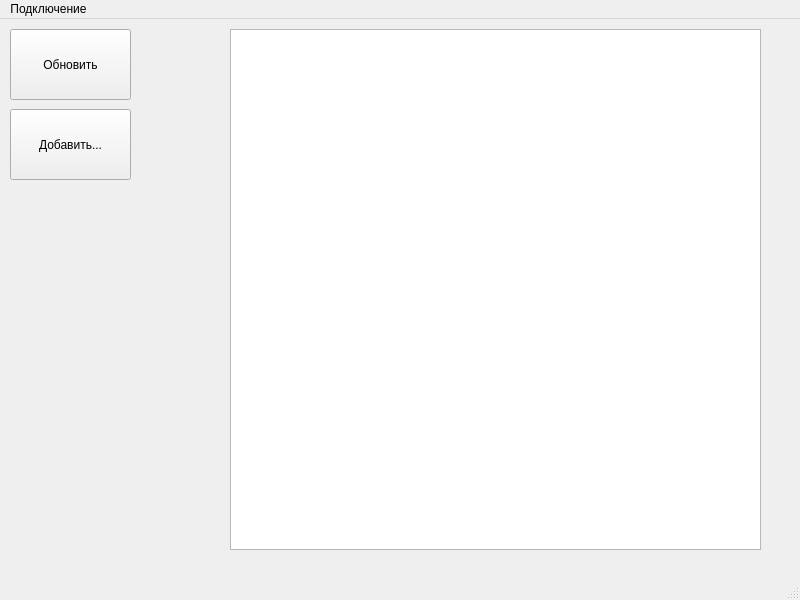
This is DBMS/mainwindow.ui in Vatulin/DBMS as Qt 5 draws it before an edit. The edited form follows.
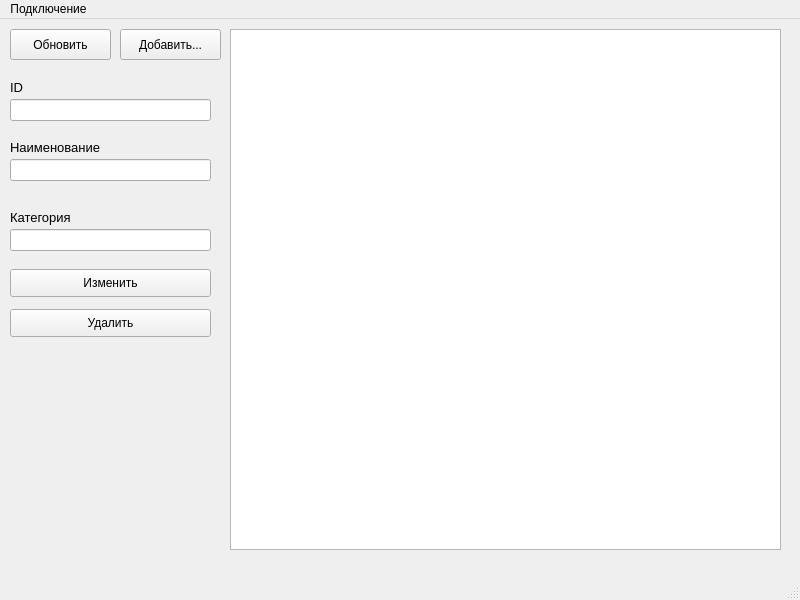
This is the edited form.

```diff
--- a/DBMS/mainwindow.ui
+++ b/DBMS/mainwindow.ui
@@ -19,8 +19,8 @@
      <rect>
       <x>10</x>
       <y>10</y>
-      <width>121</width>
-      <height>71</height>
+      <width>101</width>
+      <height>31</height>
      </rect>
     </property>
     <property name="text">
@@ -32,7 +32,7 @@
      <rect>
       <x>230</x>
       <y>10</y>
-      <width>531</width>
+      <width>551</width>
       <height>521</height>
      </rect>
     </property>
@@ -40,16 +40,129 @@
    <widget class="QPushButton" name="add">
     <property name="geometry">
      <rect>
-      <x>10</x>
-      <y>90</y>
-      <width>121</width>
-      <height>71</height>
+      <x>120</x>
+      <y>10</y>
+      <width>101</width>
+      <height>31</height>
      </rect>
     </property>
     <property name="text">
      <string>Добавить...</string>
     </property>
    </widget>
+   <widget class="QLabel" name="label">
+    <property name="geometry">
+     <rect>
+      <x>10</x>
+      <y>60</y>
+      <width>55</width>
+      <height>16</height>
+     </rect>
+    </property>
+    <property name="font">
+     <font>
+      <pointsize>10</pointsize>
+     </font>
+    </property>
+    <property name="text">
+     <string>ID</string>
+    </property>
+   </widget>
+   <widget class="QLineEdit" name="lineEdit">
+    <property name="geometry">
+     <rect>
+      <x>10</x>
+      <y>80</y>
+      <width>201</width>
+      <height>22</height>
+     </rect>
+    </property>
+    <property name="readOnly">
+     <bool>true</bool>
+    </property>
+   </widget>
+   <widget class="QLabel" name="label_2">
+    <property name="geometry">
+     <rect>
+      <x>10</x>
+      <y>120</y>
+      <width>201</width>
+      <height>16</height>
+     </rect>
+    </property>
+    <property name="font">
+     <font>
+      <pointsize>10</pointsize>
+     </font>
+    </property>
+    <property name="text">
+     <string>Наименование</string>
+    </property>
+   </widget>
+   <widget class="QLineEdit" name="lineEdit_2">
+    <property name="geometry">
+     <rect>
+      <x>10</x>
+      <y>140</y>
+      <width>201</width>
+      <height>22</height>
+     </rect>
+    </property>
+   </widget>
+   <widget class="QLabel" name="label_3">
+    <property name="geometry">
+     <rect>
+      <x>10</x>
+      <y>190</y>
+      <width>201</width>
+      <height>16</height>
+     </rect>
+    </property>
+    <property name="font">
+     <font>
+      <pointsize>10</pointsize>
+     </font>
+    </property>
+    <property name="text">
+     <string>Категория</string>
+    </property>
+   </widget>
+   <widget class="QLineEdit" name="lineEdit_3">
+    <property name="geometry">
+     <rect>
+      <x>10</x>
+      <y>210</y>
+      <width>201</width>
+      <height>22</height>
+     </rect>
+    </property>
+   </widget>
+   <widget class="QPushButton" name="change">
+    <property name="geometry">
+     <rect>
+      <x>10</x>
+      <y>250</y>
+      <width>201</width>
+      <height>28</height>
+     </rect>
+    </property>
+    <property name="text">
+     <string>Изменить</string>
+    </property>
+   </widget>
+   <widget class="QPushButton" name="delete_2">
+    <property name="geometry">
+     <rect>
+      <x>10</x>
+      <y>290</y>
+      <width>201</width>
+      <height>28</height>
+     </rect>
+    </property>
+    <property name="text">
+     <string>Удалить</string>
+    </property>
+   </widget>
   </widget>
   <widget class="QMenuBar" name="menubar">
    <property name="geometry">
```
Left out of the diff: 6 changed lines with no effect on the pictures.
